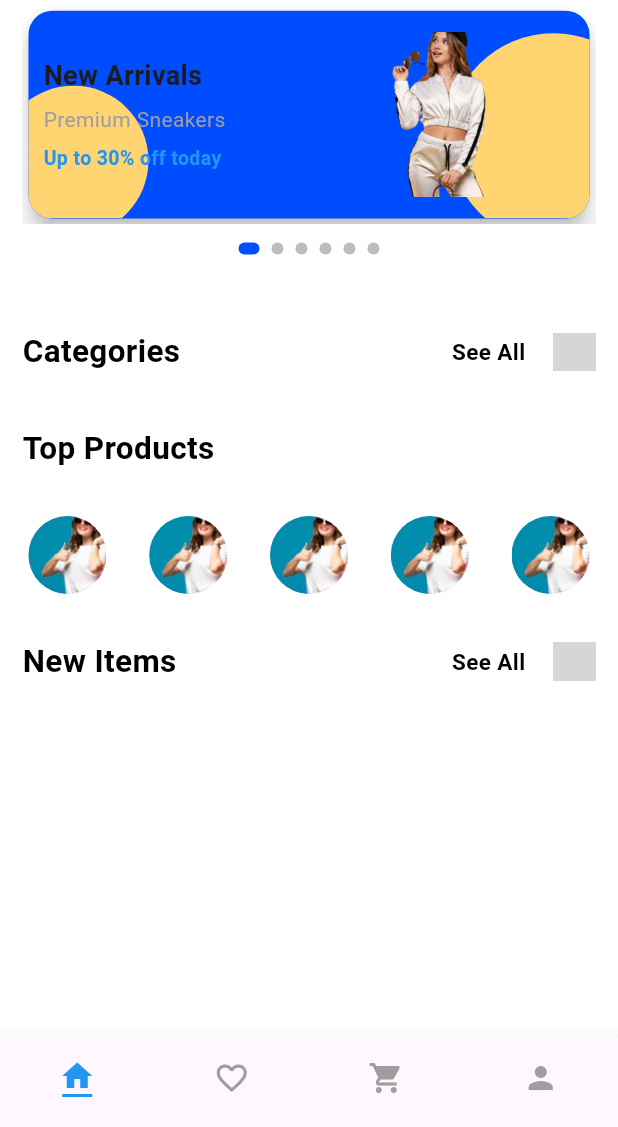
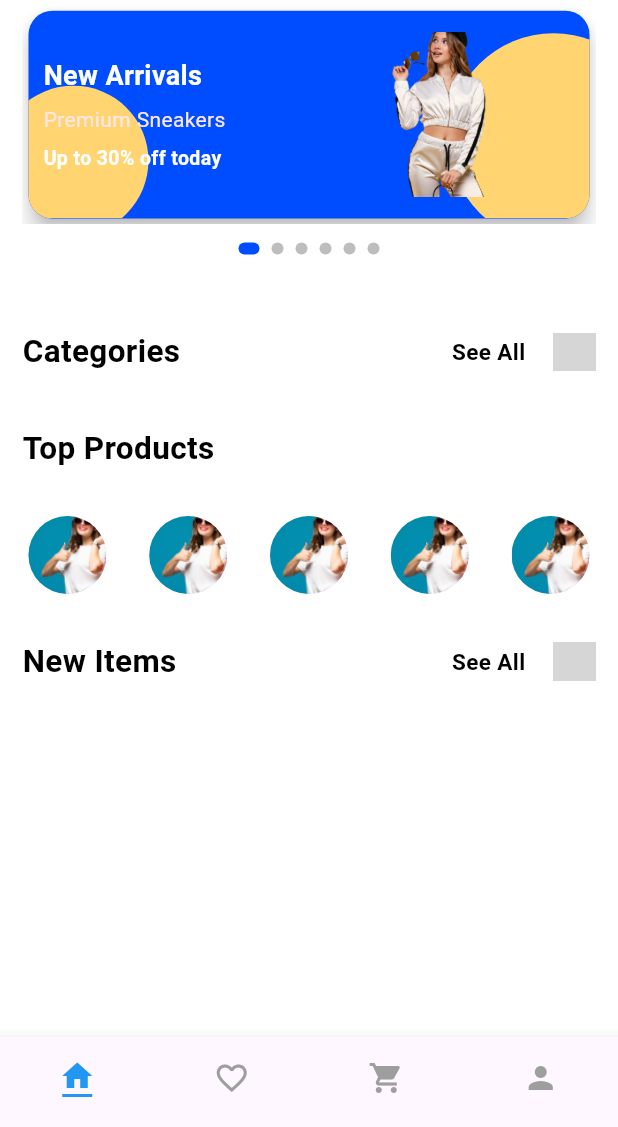
Before and after one commit to ADEDANCE/shoppe_app, a Flutter app: the HomeNav screen opened by its route, on a phone screen of 412 x 824 dp, the part 109-1236 px from its top. Run offline on Flutter 3.47's test engine with Material 3 defaults, Android fonts, the phone set to English and light mode, and no system bars; drawn by our look-alikes of carousel_slider; our stand-ins replace cloud_firestore, connectivity_plus, country_picker, firebase_auth, firebase_core, flutter_custom_clippers and 3 more; missing offline and left inert: flutter_intl_phone_field; accounts and stored records are empty; network calls fail; grey boxes are pictures that could not be loaded.

Commit message:
change the carousel color

```diff
--- a/lib/screens/common_widgets/carousel_card.dart
+++ b/lib/screens/common_widgets/carousel_card.dart
@@ -55,13 +55,17 @@ class CarouselCard extends StatelessWidget {
                         style: TextStyle(
                           fontSize: 18,
                           fontWeight: FontWeight.bold,
+                          color: Colors.white,
                         ),
                       ),
                       SizedBox(height: 6),
                       Text(
                         subtitle,
                         // 'Premium Sneakers',
-                        style: TextStyle(fontSize: 14, color: Colors.grey),
+                        style: TextStyle(
+                          fontSize: 14,
+                          color: const Color.fromARGB(255, 253, 230, 230),
+                        ),
                       ),
                       SizedBox(height: 6),
                       Text(
@@ -69,7 +73,7 @@ class CarouselCard extends StatelessWidget {
                         //  'Up to 30% off today',
                         style: TextStyle(
                           fontSize: 13,
-                          color: Colors.blue,
+                          color: Colors.white,
                           fontWeight: FontWeight.w600,
                         ),
                       ),
```
